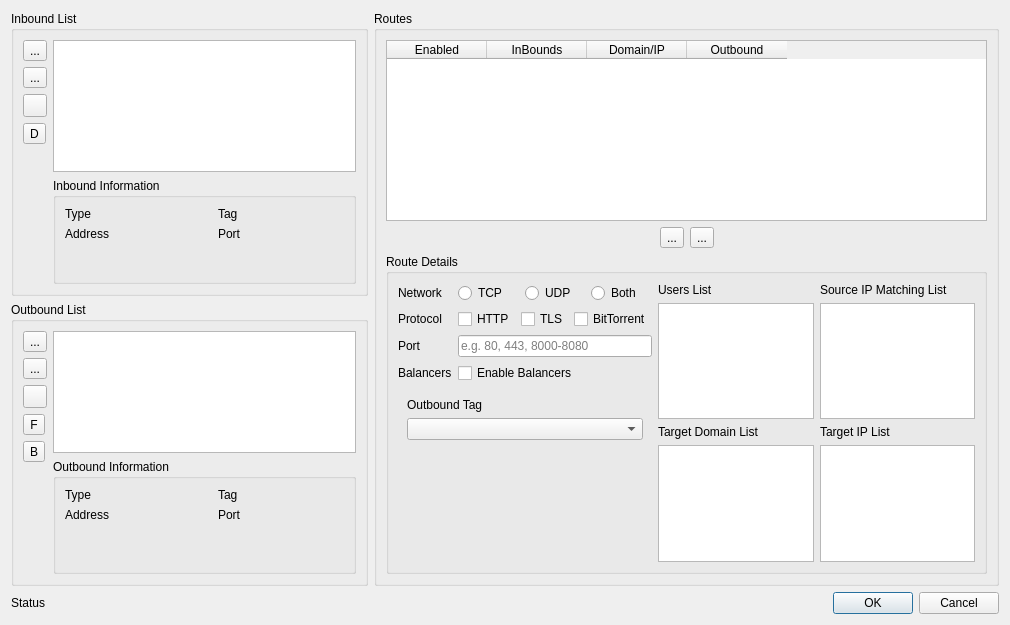
Above: src/ui/w_RoutesEditor.ui from darsvador/qvssr before the change. Below: the same form after it.
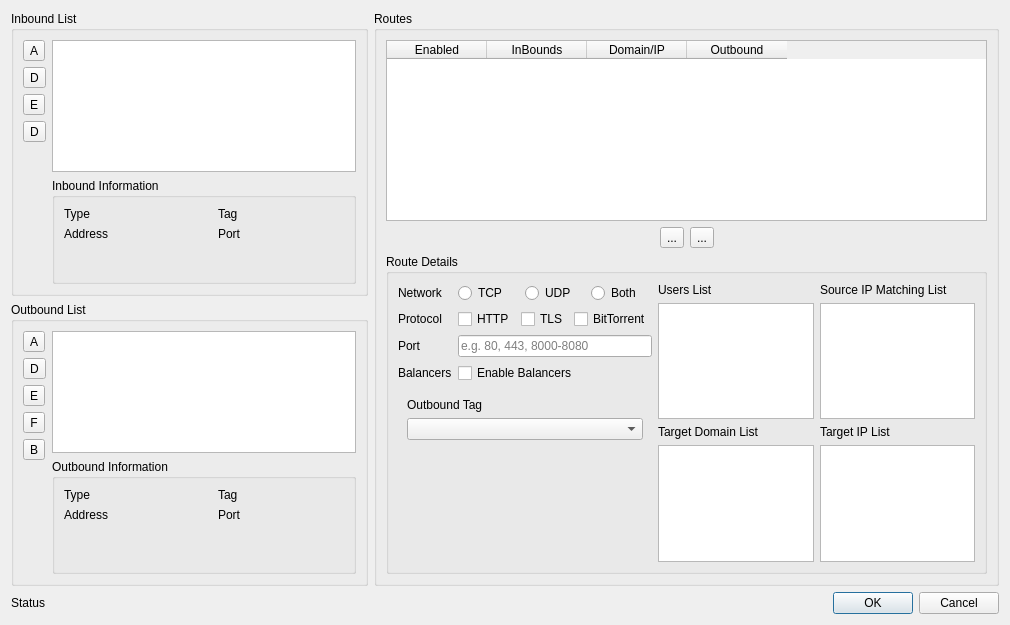
That is the form after the change. Icons and pictures are not drawn.

Diff of the .ui file:
```diff
--- a/src/ui/w_RoutesEditor.ui
+++ b/src/ui/w_RoutesEditor.ui
@@ -67,33 +67,21 @@
         <item>
          <widget class="QToolButton" name="addInboundBtn">
           <property name="text">
-           <string>...</string>
-          </property>
-          <property name="icon">
-           <iconset resource="../../resources.qrc">
-            <normaloff>:/icons/add_connection_btn.png</normaloff>:/icons/add_connection_btn.png</iconset>
+           <string>A</string>
           </property>
          </widget>
         </item>
         <item>
          <widget class="QToolButton" name="delInboundBtn">
           <property name="text">
-           <string>...</string>
-          </property>
-          <property name="icon">
-           <iconset resource="../../resources.qrc">
-            <normaloff>:/icons/remove_connection_btn.png</normaloff>:/icons/remove_connection_btn.png</iconset>
+           <string>D</string>
           </property>
          </widget>
         </item>
         <item>
          <widget class="QToolButton" name="editInboundBtn">
           <property name="text">
-           <string/>
-          </property>
-          <property name="icon">
-           <iconset resource="../../resources.qrc">
-            <normaloff>:/icons/edit_connection_btn.png</normaloff>:/icons/edit_connection_btn.png</iconset>
+           <string>E</string>
           </property>
          </widget>
         </item>
@@ -218,33 +206,21 @@
         <item>
          <widget class="QToolButton" name="addOutboundBtn">
           <property name="text">
-           <string>...</string>
-          </property>
-          <property name="icon">
-           <iconset resource="../../resources.qrc">
-            <normaloff>:/icons/add_connection_btn.png</normaloff>:/icons/add_connection_btn.png</iconset>
+           <string>A</string>
           </property>
          </widget>
         </item>
         <item>
          <widget class="QToolButton" name="delOutboundBtn">
           <property name="text">
-           <string>...</string>
-          </property>
-          <property name="icon">
-           <iconset resource="../../resources.qrc">
-            <normaloff>:/icons/remove_connection_btn.png</normaloff>:/icons/remove_connection_btn.png</iconset>
+           <string>D</string>
           </property>
          </widget>
         </item>
         <item>
          <widget class="QToolButton" name="editOutboundBtn">
           <property name="text">
-           <string/>
-          </property>
-          <property name="icon">
-           <iconset resource="../../resources.qrc">
-            <normaloff>:/icons/edit_connection_btn.png</normaloff>:/icons/edit_connection_btn.png</iconset>
+           <string>E</string>
           </property>
          </widget>
         </item>
```
Left out of the diff: 12 changed lines with no effect on the pictures.
